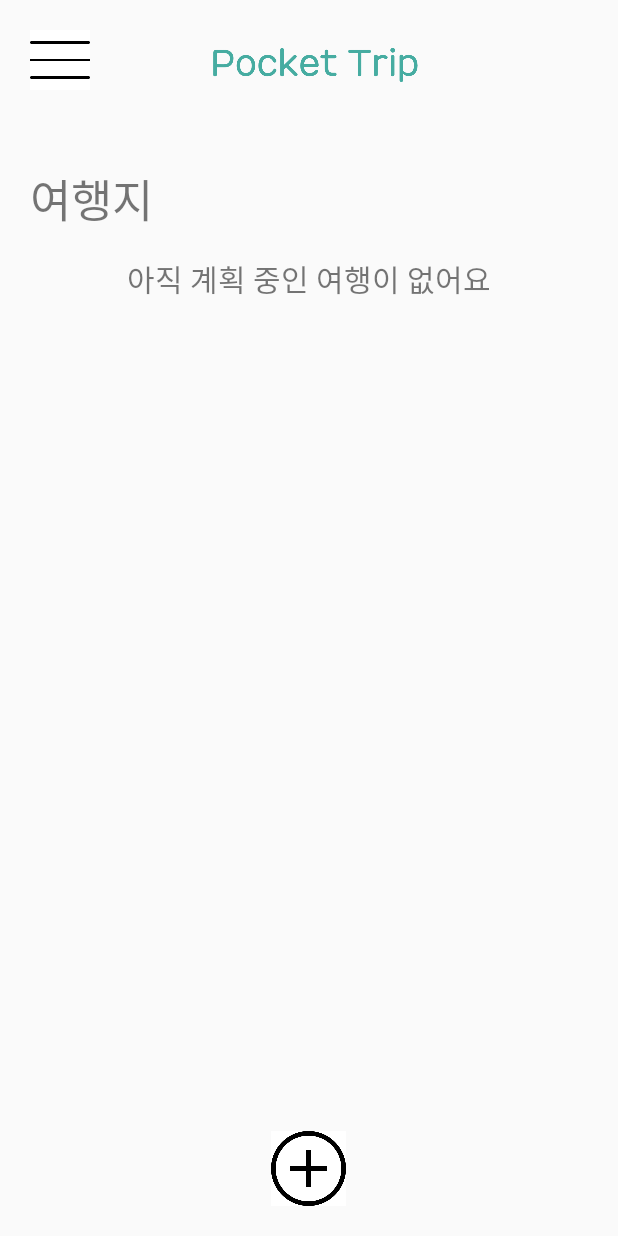
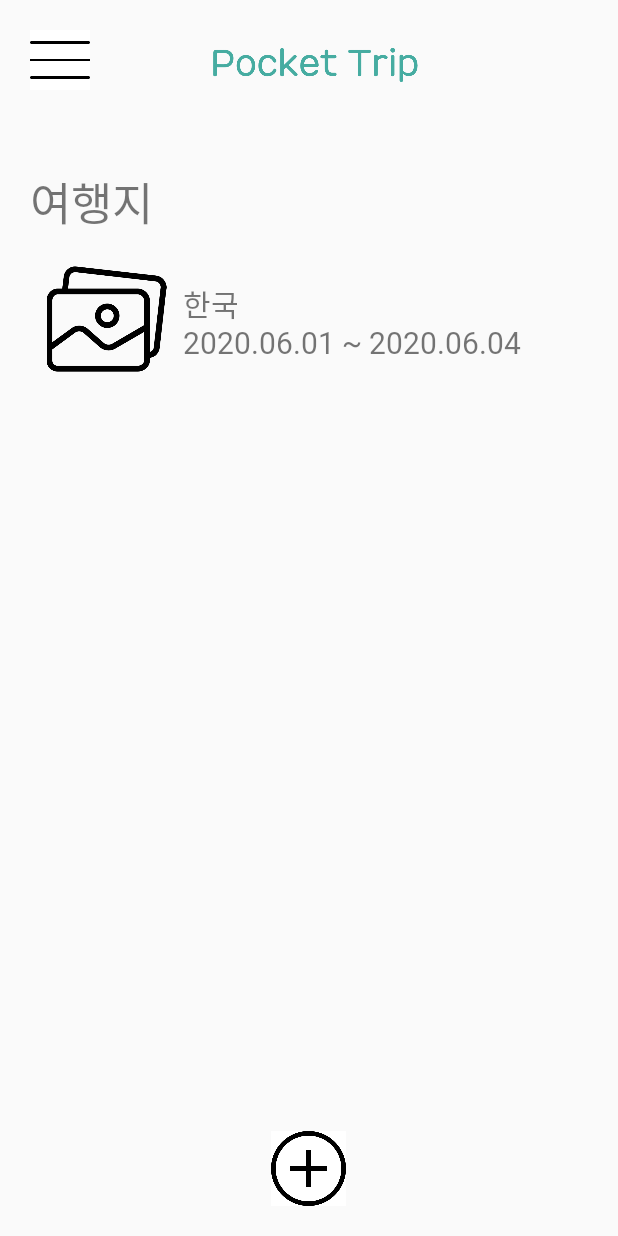
Before and after one commit to kimdain111/PocketTrip, an Android app: the TravelMain screen opened directly, with no data from a screen before it, on a phone screen of 412 x 824 dp. Run offline under Robolectric (Android 15) with nearby library versions, the phone set to English and light mode, and no system bars; pictures from the network do not load; 2 statements that could not run were skipped.

Commit message:
여행지선택db저장(사진제외)

```diff
--- a/app/src/main/AndroidManifest.xml
+++ b/app/src/main/AndroidManifest.xml
@@ -4,6 +4,8 @@
     package="com.example.pockettrip">
     <!-- 인터넷 사용 권한 -->
     <uses-permission android:name="android.permission.INTERNET" />
+    <uses-permission android:name="android.permission.WRITE_EXTERNAL_STORAGE"/>
+    <uses-permission android:name="android.permission.READ_EXTERNAL_STORAGE"/>
     <application
         android:allowBackup="true"
         android:icon="@mipmap/ic_launcher"
--- a/app/src/main/java/com/example/pockettrip/MainActivity.java
+++ b/app/src/main/java/com/example/pockettrip/MainActivity.java
@@ -68,8 +68,9 @@
                 Toast.makeText(getApplicationContext(),"비밀번호가 틀립니다.", Toast.LENGTH_SHORT).show();
             else if(s.equals("login success")){
                 Toast.makeText(getApplicationContext(),"로그인 성공", Toast.LENGTH_SHORT).show();
-                Intent myintent = new Intent(MainActivity.this,TravelMain.class);
-                startActivity(myintent);
+                Intent intent = new Intent(MainActivity.this,TravelMain.class);
+                intent.putExtra("id", idText.getText().toString()); //id값 넘겨주기
+                startActivity(intent);
                 finish();
             }
             else
--- a/app/src/main/java/com/example/pockettrip/TravelMain.java
+++ b/app/src/main/java/com/example/pockettrip/TravelMain.java
@@ -1,27 +1,118 @@
 package com.example.pockettrip;
 
 import android.app.Activity;
+import android.app.ProgressDialog;
 import android.content.Intent;
+import android.graphics.Bitmap;
+import android.graphics.BitmapFactory;
+import android.net.Uri;
+import android.os.AsyncTask;
 import android.os.Bundle;
 import android.view.View;
-import android.widget.ImageButton;
+import android.widget.ImageView;
+import android.widget.TableLayout;
+import android.widget.TextView;
+import android.widget.Toast;
+
+import java.io.BufferedReader;
+import java.io.FileNotFoundException;
+import java.io.InputStream;
+import java.io.InputStreamReader;
+import java.io.OutputStreamWriter;
+import java.net.URI;
+import java.net.URL;
+import java.net.URLConnection;
 
 public class TravelMain extends Activity {
+    String id;
+
     @Override
     protected void onCreate(Bundle savedInstanceState) {
         super.onCreate(savedInstanceState);
         setContentView(R.layout.travel_main);
 
-        //Intent intent = getIntent();
+        Intent intent = getIntent();
+        id = intent.getStringExtra("id");
 
-        ImageButton choiceBtn = (ImageButton)findViewById(R.id.addTravel);
-        choiceBtn.setOnClickListener(new View.OnClickListener() {
-            @Override
-            public void onClick(View view) {
-                Intent myintent = new Intent(TravelMain.this, TravelChoice.class);
-                startActivity(myintent);
-                finish();
+        Intent intent2 = getIntent();
+        id = intent.getStringExtra("id");
+
+        TravelMainData task = new TravelMainData();
+        task.execute(id);
+    }
+    public void addTravel(View view)
+    {
+        Intent myIntent = new Intent(TravelMain.this, TravelChoice.class);
+        myIntent.putExtra("id", id);
+        startActivity(myIntent);
+        finish();
+    }
+    class TravelMainData extends AsyncTask<String, Void, String> {
+        ProgressDialog loading;
+
+        @Override
+        protected void onPreExecute() {
+            super.onPreExecute();
+            loading = ProgressDialog.show(TravelMain.this, "Please Wait", null, true, true);
+        }
+        @Override
+        protected void onPostExecute(String s) {
+            super.onPostExecute(s);
+            loading.dismiss();
+            TextView text = findViewById(R.id.noTrip);
+            TableLayout table = findViewById(R.id.table);
+            ImageView tImg = findViewById(R.id.travelImg);
+            TextView tText = findViewById(R.id.travelText);
+
+            if(s.equals("no data")){
+                text.setVisibility(View.VISIBLE);
+                table.setVisibility(View.GONE);
             }
-        });
+            else{
+                text.setVisibility(View.GONE);
+                table.setVisibility(View.VISIBLE);
+
+                String[] arr = s.split(",");
+                //Uri uri = Uri.parse(arr[3]);
+
+                tImg.setImageURI(Uri.parse(arr[3]));
+                tText.setText(arr[0]+"\n"+arr[1]+"~"+arr[2]);
+            }
+
+
+            /*else
+                Toast.makeText(getApplicationContext(),s, Toast.LENGTH_SHORT).show();*/
+        }
+        @Override
+        protected String doInBackground(String... params) {
+            try{
+                String id = (String) params[0];
+
+                String link = "http://cs2020tv.dongyangmirae.kr/travelSelect.php";
+                String data = "id=" + id;
+
+                URL url = new URL(link);
+                URLConnection conn = url.openConnection();
+
+                conn.setDoOutput(true);
+                OutputStreamWriter wr = new OutputStreamWriter(conn.getOutputStream());
+
+                wr.write(data);
+                wr.flush();
+
+                BufferedReader reader = new BufferedReader(new InputStreamReader(conn.getInputStream()));
+                StringBuilder sb = new StringBuilder();
+                String line = null;
+
+                while((line = reader.readLine())!= null){
+                    sb.append(line);
+                    break;
+                }
+                return sb.toString();
+            } catch(Exception e){
+                return new String("Exception:"+e.getMessage());
+            }
+        }
     }
+
 }
--- a/app/src/main/res/layout/travel_main.xml
+++ b/app/src/main/res/layout/travel_main.xml
@@ -37,6 +37,18 @@
         android:layout_height="wrap_content"
         android:layout_weight="1"
         android:orientation="vertical">
+        <View
+            android:layout_width="wrap_content"
+            android:layout_height="2dp"></View>
+        <ScrollView
+            android:layout_width="match_parent"
+            android:layout_height="match_parent"
+            android:scrollbars="none">
+            <LinearLayout
+                android:layout_width="match_parent"
+                android:layout_height="match_parent"
+                android:layout_weight="1"
+                android:orientation="vertical">
 
                 <TextView
                     android:layout_width="wrap_content"
@@ -47,6 +59,7 @@
                     android:fontFamily="@font/fontstyle"/>
 
                 <TextView
+                    android:id="@+id/noTrip"
                     android:layout_width="wrap_content"
                     android:layout_height="wrap_content"
                     android:layout_gravity="center"
@@ -56,27 +69,33 @@
                     />
 
                 <TableLayout
+                    android:id="@+id/table"
                     android:layout_width="match_parent"
                     android:layout_height="wrap_content"
-            android:visibility="gone">
+                    >
 
                     <TableRow>
 
                         <ImageView
-                    android:layout_width="50dp"
-                    android:layout_height="50dp"
+                            android:id="@+id/travelImg"
+                            android:layout_width="80dp"
+                            android:layout_height="80dp"
                             android:layout_weight="1"
                             android:src="@drawable/default_gallery"/>
 
                         <TextView
+                            android:id="@+id/travelText"
                             android:layout_width="wrap_content"
                             android:layout_height="50dp"
                             android:layout_weight="2"
                             android:text="한국\n2020.06.01 ~ 2020.06.04"
                             android:fontFamily="@font/fontstyle"
-                    android:textSize="20dp"/>
+                            android:textSize="20dp"
+                            android:layout_gravity="center"/>
                     </TableRow>
                 </TableLayout>
+            </LinearLayout>
+        </ScrollView>
     </LinearLayout>
     <!--    <LinearLayout-->
     <!--        android:layout_width="match_parent"-->
@@ -90,6 +109,7 @@
         android:src="@drawable/plus"
         android:scaleType="fitCenter"
         android:layout_gravity="center"
-        android:background="#FFFFFF"/>
+        android:background="#FFFFFF"
+        android:onClick="addTravel"/>
     <!--    </LinearLayout>-->
 </LinearLayout>
```
Also changed, not shown: app/src/main/java/com/example/pockettrip/TravelChoice.java (+184 -3 lines), app/src/main/res/layout/travel_choice.xml (+4 -3 lines). Lines whose indentation alone changed are shown as unchanged.
